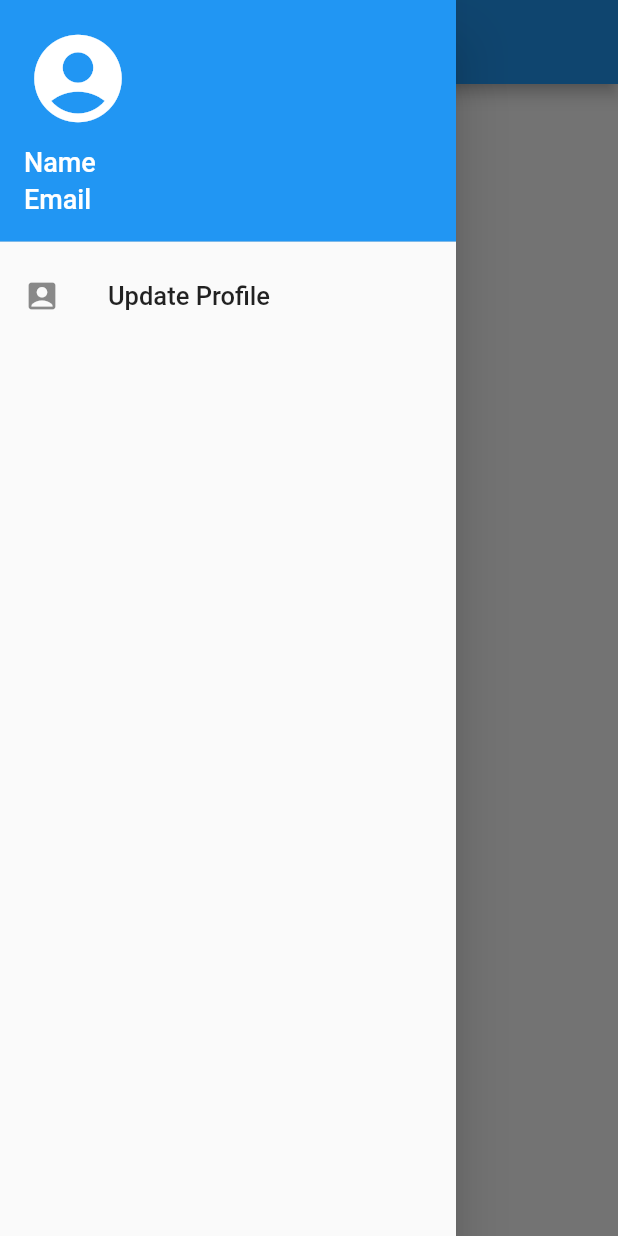
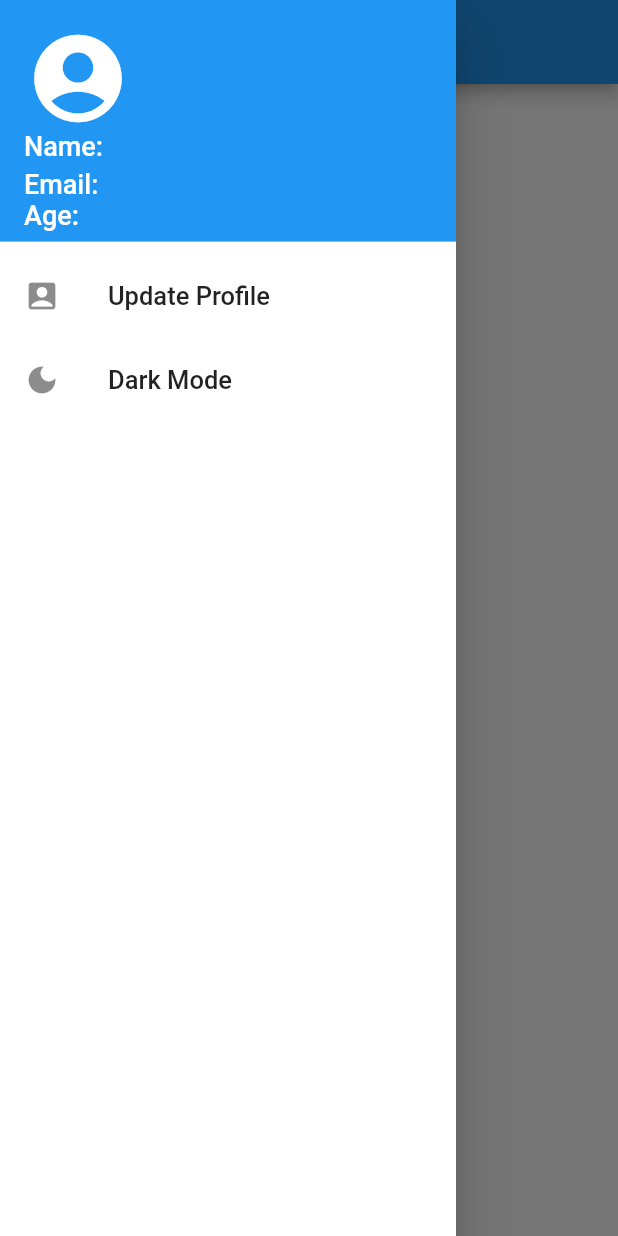
Before and after one commit to Avinash174/CryptoCurrencyApp, a Flutter app: the screen it shows after launch, with the side drawer open, on a phone screen of 412 x 824 dp. Run offline on Flutter 3.47's test engine with Material 2 defaults, Android fonts, the phone set to English and light mode, and no system bars; our stand-ins replace shared_preferences.

Commit message:
New Changes Done

```diff
--- a/lib/HomeScreen.dart
+++ b/lib/HomeScreen.dart
@@ -1,5 +1,6 @@
 import 'package:cryto_currency_app/update_profile_screen.dart';
 import 'package:flutter/material.dart';
+import 'package:shared_preferences/shared_preferences.dart';
 
 class HomeScreen extends StatefulWidget {
   const HomeScreen({Key? key}) : super(key: key);
@@ -9,26 +10,45 @@ class HomeScreen extends StatefulWidget {
 }
 
 class _HomeScreenState extends State<HomeScreen> {
+  String name = "", age = " ", email = "";
+  bool isDarMode = false;
+
+  void initState() {
+    super.initState();
+    getUserDetails();
+  }
+
+  void getUserDetails() async {
+    SharedPreferences preferences = await SharedPreferences.getInstance();
+    setState(() {
+      name = preferences.getString('name') ?? " ";
+      email = preferences.getString('email') ?? " ";
+      age = preferences.getString('age') ?? " ";
+    });
+  }
+
   @override
   Widget build(BuildContext context) {
     return Scaffold(
+      backgroundColor: isDarMode?Colors.black:Colors.white,
       appBar: AppBar(
         title: Text("Crpto Currency App"),
         centerTitle: true,
       ),
       drawer: Drawer(
+        backgroundColor: isDarMode?Colors.black:Colors.white,
         child: Column(
           children: [
-            const UserAccountsDrawerHeader(
+            UserAccountsDrawerHeader(
               accountName: Text(
-                "Name",
+                "Name:$name",
                 style: TextStyle(
                   fontSize: 18,
                   fontWeight: FontWeight.w500,
                 ),
               ),
               accountEmail: Text(
-                "Email",
+                "Email: $email\nAge: $age",
                 style: TextStyle(fontWeight: FontWeight.w500, fontSize: 18),
               ),
               currentAccountPicture: Icon(
@@ -39,7 +59,8 @@ class _HomeScreenState extends State<HomeScreen> {
             ),
             ListTile(
               onTap: () {
-                Navigator.push(context, MaterialPageRoute(builder: (_)=>UpdateProfileScreen()));
+                Navigator.push(context,
+                    MaterialPageRoute(builder: (_) => UpdateProfileScreen()));
               },
               leading: Icon(Icons.account_box),
               title: const Text(
@@ -49,6 +70,18 @@ class _HomeScreenState extends State<HomeScreen> {
                 ),
               ),
             ),
+            ListTile(
+              onTap: () {
+               setState(() {
+                 isDarMode = !isDarMode;
+               });
+              },
+              leading: Icon(isDarMode?Icons.light_mode:Icons.dark_mode),
+              title: Text(
+                isDarMode?"Light Mode":"Dark Mode",
+                style: TextStyle(fontSize: 17),
+              ),
+            )
           ],
         ),
       ),
--- a/pubspec.yaml
+++ b/pubspec.yaml
@@ -36,6 +36,7 @@ dependencies:
   # The following adds the Cupertino Icons font to your application.
   # Use with the CupertinoIcons class for iOS style icons.
   cupertino_icons: ^1.0.2
+  shared_preferences: ^2.0.15
 
 dev_dependencies:
   flutter_test:
```
Also changed, not shown: lib/update_profile_screen.dart (+29 -10 lines), pubspec.lock, 3 other files.
